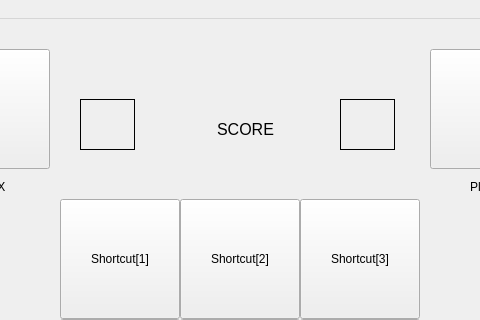
aosmic/Tic-Tac-Toe, file mainwindow.ui: the form before one commit; both pictures show x 100 to 580 and y 0 to 320 of the 682 by 800 pixel window.
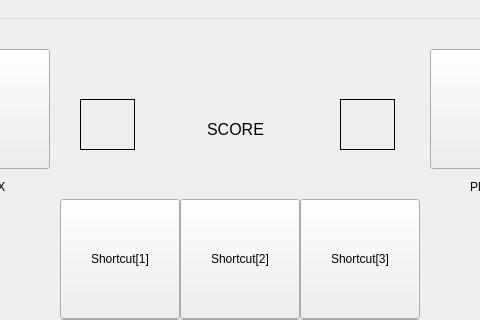
The form after the commit. Icons and pictures are not drawn.

What changed in the file:
```diff
--- a/mainwindow.ui
+++ b/mainwindow.ui
@@ -389,7 +389,7 @@
    <widget class="QLabel" name="scoreLabel">
     <property name="geometry">
      <rect>
-      <x>290</x>
+      <x>280</x>
       <y>90</y>
       <width>111</width>
       <height>41</height>
```
Left out of the diff: 6 changed lines with no effect on the pictures.
